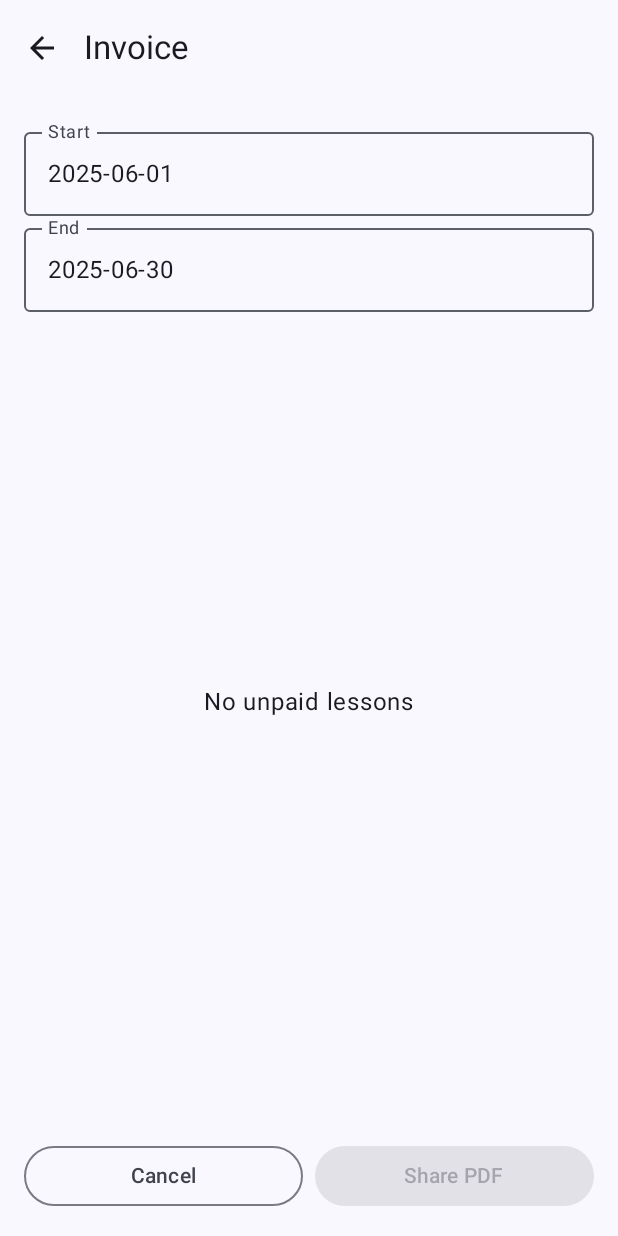
After one commit to tsampolion/TutorBillingApp, an Android app built with Jetpack Compose: the InvoiceScreen screen opened through its navigation route, on a phone screen of 412 x 824 dp. The commit adds this screen. Run offline under Robolectric (Android 15) with nearby library versions, the phone set to English and light mode, and no system bars; our stand-ins replace Dagger/Hilt's generated code, Room's generated code.

Commit message:
Add invoice generation and payment tracking

```diff
--- a/app/src/main/java/gr/tsambala/tutorbilling/TutorBillingApp.kt
+++ b/app/src/main/java/gr/tsambala/tutorbilling/TutorBillingApp.kt
@@ -96,6 +96,13 @@ fun TutorBillingApp(
 
         composable("revenue") {
             gr.tsambala.tutorbilling.ui.revenue.RevenueScreen(
+                onBack = { navController.popBackStack() },
+                onInvoice = { navController.navigate("invoice") }
+            )
+        }
+
+        composable("invoice") {
+            gr.tsambala.tutorbilling.ui.invoice.InvoiceScreen(
                 onBack = { navController.popBackStack() }
             )
         }
--- a/app/src/main/java/gr/tsambala/tutorbilling/data/dao/LessonDao.kt
+++ b/app/src/main/java/gr/tsambala/tutorbilling/data/dao/LessonDao.kt
@@ -29,4 +29,10 @@ interface LessonDao {
 
     @Query("SELECT * FROM lessons WHERE date BETWEEN :startDate AND :endDate ORDER BY date DESC, startTime DESC")
     fun getLessonsInDateRange(startDate: String, endDate: String): Flow<List<Lesson>>
+
+    @Query("SELECT * FROM lessons WHERE date BETWEEN :startDate AND :endDate AND isPaid = 0 ORDER BY date ASC")
+    fun getUnpaidLessonsInDateRange(startDate: String, endDate: String): Flow<List<Lesson>>
+
+    @Query("UPDATE lessons SET isPaid = :paid WHERE id IN (:ids)")
+    suspend fun updatePaidStatus(ids: List<Long>, paid: Boolean)
 }
--- a/app/src/main/java/gr/tsambala/tutorbilling/data/database/Migrations.kt
+++ b/app/src/main/java/gr/tsambala/tutorbilling/data/database/Migrations.kt
@@ -37,3 +37,9 @@ val MIGRATION_3_4 = object : Migration(3, 4) {
         }
     }
 }
+
+val MIGRATION_4_5 = object : Migration(4, 5) {
+    override fun migrate(database: SupportSQLiteDatabase) {
+        database.execSQL("ALTER TABLE lessons ADD COLUMN isPaid INTEGER NOT NULL DEFAULT 0")
+    }
+}
--- a/app/src/main/java/gr/tsambala/tutorbilling/data/database/TutorBillingDatabase.kt
+++ b/app/src/main/java/gr/tsambala/tutorbilling/data/database/TutorBillingDatabase.kt
@@ -10,7 +10,7 @@ import gr.tsambala.tutorbilling.data.model.Lesson
 
 @Database(
     entities = [Student::class, Lesson::class],
-    version = 4,
+    version = 5,
     exportSchema = false
 )
 @TypeConverters(DateTimeConverters::class)
--- a/app/src/main/java/gr/tsambala/tutorbilling/data/model/Lesson.kt
+++ b/app/src/main/java/gr/tsambala/tutorbilling/data/model/Lesson.kt
@@ -24,5 +24,6 @@ data class Lesson(
     val date: String,
     val startTime: String,
     val durationMinutes: Int,
-    val notes: String? = null
+    val notes: String? = null,
+    val isPaid: Boolean = false
 )
--- a/app/src/main/java/gr/tsambala/tutorbilling/di/DatabaseModule.kt
+++ b/app/src/main/java/gr/tsambala/tutorbilling/di/DatabaseModule.kt
@@ -13,6 +13,7 @@ import gr.tsambala.tutorbilling.data.database.TutorBillingDatabase
 import gr.tsambala.tutorbilling.data.database.MIGRATION_1_2
 import gr.tsambala.tutorbilling.data.database.MIGRATION_2_3
 import gr.tsambala.tutorbilling.data.database.MIGRATION_3_4
+import gr.tsambala.tutorbilling.data.database.MIGRATION_4_5
 import javax.inject.Singleton
 
 @Module
@@ -29,7 +30,7 @@ object DatabaseModule {
             TutorBillingDatabase::class.java,
             "tutor_billing_database"
         )
-            .addMigrations(MIGRATION_1_2, MIGRATION_2_3, MIGRATION_3_4)
+            .addMigrations(MIGRATION_1_2, MIGRATION_2_3, MIGRATION_3_4, MIGRATION_4_5)
             .build()
     }
 
--- /dev/null
+++ b/app/src/main/java/gr/tsambala/tutorbilling/ui/invoice/InvoiceScreen.kt
@@ -0,0 +1,154 @@
+package gr.tsambala.tutorbilling.ui.invoice
+
+import android.app.DatePickerDialog
+import android.content.Intent
+import android.net.Uri
+import androidx.compose.foundation.layout.*
+import androidx.compose.foundation.clickable
+import androidx.compose.foundation.lazy.LazyColumn
+import androidx.compose.foundation.lazy.items
+import androidx.compose.material.icons.Icons
+import androidx.compose.material.icons.filled.ArrowBack
+import androidx.compose.material3.*
+import androidx.compose.runtime.Composable
+import androidx.compose.runtime.getValue
+import androidx.compose.ui.Alignment
+import androidx.compose.ui.Modifier
+import androidx.compose.ui.platform.LocalContext
+import androidx.compose.ui.unit.dp
+import androidx.hilt.navigation.compose.hiltViewModel
+import androidx.lifecycle.compose.collectAsStateWithLifecycle
+import androidx.core.content.FileProvider
+import gr.tsambala.tutorbilling.data.database.LessonWithStudent
+import kotlinx.coroutines.runBlocking
+import java.io.File
+import java.io.FileOutputStream
+import java.time.LocalDate
+import java.time.format.DateTimeFormatter
+
+@OptIn(ExperimentalMaterial3Api::class)
+@Composable
+fun InvoiceScreen(
+    onBack: () -> Unit,
+    viewModel: InvoiceViewModel = hiltViewModel()
+) {
+    val startDate by viewModel.startDate.collectAsStateWithLifecycle()
+    val endDate by viewModel.endDate.collectAsStateWithLifecycle()
+    val lessons by viewModel.lessons.collectAsStateWithLifecycle()
+    val context = LocalContext.current
+
+    Scaffold(
+        topBar = {
+            TopAppBar(
+                title = { Text("Invoice") },
+                navigationIcon = {
+                    IconButton(onClick = onBack) {
+                        Icon(Icons.Default.ArrowBack, contentDescription = "Back")
+                    }
+                }
+            )
+        },
+        bottomBar = {
+            Row(
+                modifier = Modifier
+                    .fillMaxWidth()
+                    .padding(16.dp),
+                horizontalArrangement = Arrangement.spacedBy(8.dp)
+            ) {
+                OutlinedButton(onClick = onBack, modifier = Modifier.weight(1f)) { Text("Cancel") }
+                Button(
+                    onClick = {
+                        val uri = createInvoicePdf(context.cacheDir, lessons)
+                        val share = Intent(Intent.ACTION_SEND).apply {
+                            type = "application/pdf"
+                            putExtra(Intent.EXTRA_STREAM, FileProvider.getUriForFile(context, "${context.packageName}.provider", File(uri.path!!)))
+                            addFlags(Intent.FLAG_GRANT_READ_URI_PERMISSION)
+                        }
+                        context.startActivity(Intent.createChooser(share, null))
+                    },
+                    modifier = Modifier.weight(1f),
+                    enabled = lessons.isNotEmpty()
+                ) { Text("Share PDF") }
+            }
+        }
+    ) { padding ->
+        Column(Modifier.padding(padding).padding(16.dp)) {
+            DateField("Start", startDate) { date -> viewModel.updateStartDate(date) }
+            DateField("End", endDate) { date -> viewModel.updateEndDate(date) }
+
+            if (lessons.isEmpty()) {
+                Box(Modifier.fillMaxSize(), contentAlignment = Alignment.Center) {
+                    Text("No unpaid lessons")
+                }
+            } else {
+                LazyColumn(modifier = Modifier.weight(1f)) {
+                    items(lessons) { item ->
+                        LessonRow(item)
+                        Divider()
+                    }
+                }
+            }
+        }
+    }
+}
+
+@Composable
+private fun LessonRow(item: LessonWithStudent) {
+    Row(
+        modifier = Modifier
+            .fillMaxWidth()
+            .padding(vertical = 8.dp),
+        horizontalArrangement = Arrangement.SpaceBetween
+    ) {
+        Column {
+            Text(item.student.getFullName(), style = MaterialTheme.typography.bodyMedium)
+            Text(LocalDate.parse(item.lesson.date).format(DateTimeFormatter.ofPattern("dd MMM")))
+        }
+        Text("€%.2f".format(item.calculateFee()))
+    }
+}
+
+@Composable
+private fun DateField(label: String, date: LocalDate, onDate: (LocalDate) -> Unit) {
+    val context = LocalContext.current
+    OutlinedTextField(
+        value = date.format(DateTimeFormatter.ofPattern("yyyy-MM-dd")),
+        onValueChange = {},
+        readOnly = true,
+        label = { Text(label) },
+        modifier = Modifier
+            .fillMaxWidth()
+            .clickable {
+                DatePickerDialog(
+                    context,
+                    { _, y, m, d -> onDate(LocalDate.of(y, m + 1, d)) },
+                    date.year,
+                    date.monthValue - 1,
+                    date.dayOfMonth
+                ).show()
+            }
+    )
+}
+
+fun createInvoicePdf(cacheDir: File, lessons: List<LessonWithStudent>): Uri {
+    val pdf = android.graphics.pdf.PdfDocument()
+    val pageInfo = android.graphics.pdf.PdfDocument.PageInfo.Builder(595, 842, 1).create()
+    val page = pdf.startPage(pageInfo)
+    val canvas = page.canvas
+    var y = 50
+    val paint = android.graphics.Paint()
+    lessons.forEach {
+        canvas.drawText(
+            "${it.lesson.date} ${it.student.getFullName()} €%.2f".format(it.calculateFee()),
+            40f,
+            y.toFloat(),
+            paint
+        )
+        y += 20
+    }
+    pdf.finishPage(page)
+    val file = File(cacheDir, "invoice-${System.currentTimeMillis()}.pdf")
+    FileOutputStream(file).use { pdf.writeTo(it) }
+    pdf.close()
+    return Uri.fromFile(file)
+}
--- /dev/null
+++ b/app/src/main/java/gr/tsambala/tutorbilling/ui/invoice/InvoiceViewModel.kt
@@ -0,0 +1,54 @@
+package gr.tsambala.tutorbilling.ui.invoice
+
+import androidx.lifecycle.ViewModel
+import androidx.lifecycle.viewModelScope
+import dagger.hilt.android.lifecycle.HiltViewModel
+import gr.tsambala.tutorbilling.data.dao.LessonDao
+import gr.tsambala.tutorbilling.data.dao.StudentDao
+import gr.tsambala.tutorbilling.data.database.LessonWithStudent
+import kotlinx.coroutines.flow.MutableStateFlow
+import kotlinx.coroutines.flow.StateFlow
+import kotlinx.coroutines.flow.asStateFlow
+import kotlinx.coroutines.flow.combine
+import kotlinx.coroutines.launch
+import java.time.LocalDate
+import javax.inject.Inject
+
+@HiltViewModel
+class InvoiceViewModel @Inject constructor(
+    private val lessonDao: LessonDao,
+    private val studentDao: StudentDao
+) : ViewModel() {
+
+    private val _startDate = MutableStateFlow(LocalDate.now().withDayOfMonth(1))
+    private val _endDate = MutableStateFlow(LocalDate.now().withDayOfMonth(LocalDate.now().lengthOfMonth()))
+    val startDate: StateFlow<LocalDate> = _startDate.asStateFlow()
+    val endDate: StateFlow<LocalDate> = _endDate.asStateFlow()
+
+    private val _lessons = MutableStateFlow<List<LessonWithStudent>>(emptyList())
+    val lessons: StateFlow<List<LessonWithStudent>> = _lessons.asStateFlow()
+
+    init {
+        viewModelScope.launch {
+            combine(_startDate, _endDate) { start, end -> start to end }
+                .collect { (start, end) ->
+                    combine(
+                        lessonDao.getUnpaidLessonsInDateRange(start.toString(), end.toString()),
+                        studentDao.getAllActiveStudents()
+                    ) { lessons, students ->
+                        val map = students.associateBy { it.id }
+                        lessons.mapNotNull { l -> map[l.studentId]?.let { s -> LessonWithStudent(l, s) } }
+                    }.collect { list ->
+                        _lessons.value = list
+                    }
+                }
+        }
+    }
+
+    fun updateStartDate(date: LocalDate) { _startDate.value = date }
+    fun updateEndDate(date: LocalDate) { _endDate.value = date }
+
+    fun markAsPaid(ids: List<Long>) {
+        viewModelScope.launch { lessonDao.updatePaidStatus(ids, true) }
+    }
+}
--- a/app/src/main/java/gr/tsambala/tutorbilling/ui/lessons/LessonsViewModel.kt
+++ b/app/src/main/java/gr/tsambala/tutorbilling/ui/lessons/LessonsViewModel.kt
@@ -40,6 +40,12 @@ class LessonsViewModel @Inject constructor(
             }
         }
     }
+
+    fun updatePaid(lessonId: Long, paid: Boolean) {
+        viewModelScope.launch {
+            lessonDao.updatePaidStatus(listOf(lessonId), paid)
+        }
+    }
 }
 
 data class LessonsUiState(
--- a/app/src/main/java/gr/tsambala/tutorbilling/ui/revenue/RevenueScreen.kt
+++ b/app/src/main/java/gr/tsambala/tutorbilling/ui/revenue/RevenueScreen.kt
@@ -18,6 +18,7 @@ import gr.tsambala.tutorbilling.utils.formatAsCurrency
 @Composable
 fun RevenueScreen(
     onBack: () -> Unit,
+    onInvoice: () -> Unit,
     viewModel: RevenueViewModel = hiltViewModel(),
     settingsViewModel: SettingsViewModel = hiltViewModel()
 ) {
@@ -25,6 +26,9 @@ fun RevenueScreen(
     val settings by settingsViewModel.settings.collectAsStateWithLifecycle()
 
     Scaffold(
+        floatingActionButton = {
+            FloatingActionButton(onClick = onInvoice) { Text("Invoice") }
+        },
         topBar = {
             TopAppBar(
                 title = { Text("Students") },
--- /dev/null
+++ b/app/src/main/res/xml/file_paths.xml
@@ -0,0 +1,4 @@
+<?xml version="1.0" encoding="utf-8"?>
+<paths xmlns:android="http://schemas.android.com/apk/res/android">
+    <cache-path name="cache" path="." />
+</paths>
```
Also changed, not shown: app/src/main/AndroidManifest.xml (+10 -0 lines), app/src/main/java/gr/tsambala/tutorbilling/ui/lesson/LessonScreen.kt (+10 -0 lines), app/src/main/java/gr/tsambala/tutorbilling/ui/lesson/LessonViewModel.kt (+12 -4 lines), app/src/main/java/gr/tsambala/tutorbilling/ui/lessons/LessonsScreen.kt (+16 -7 lines).
